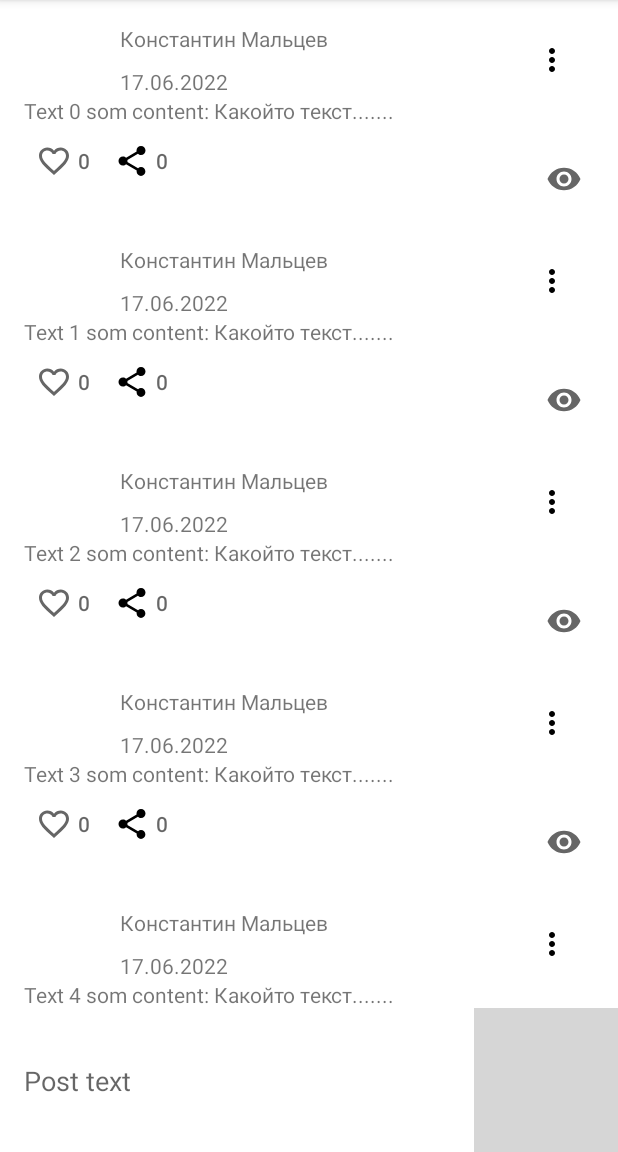
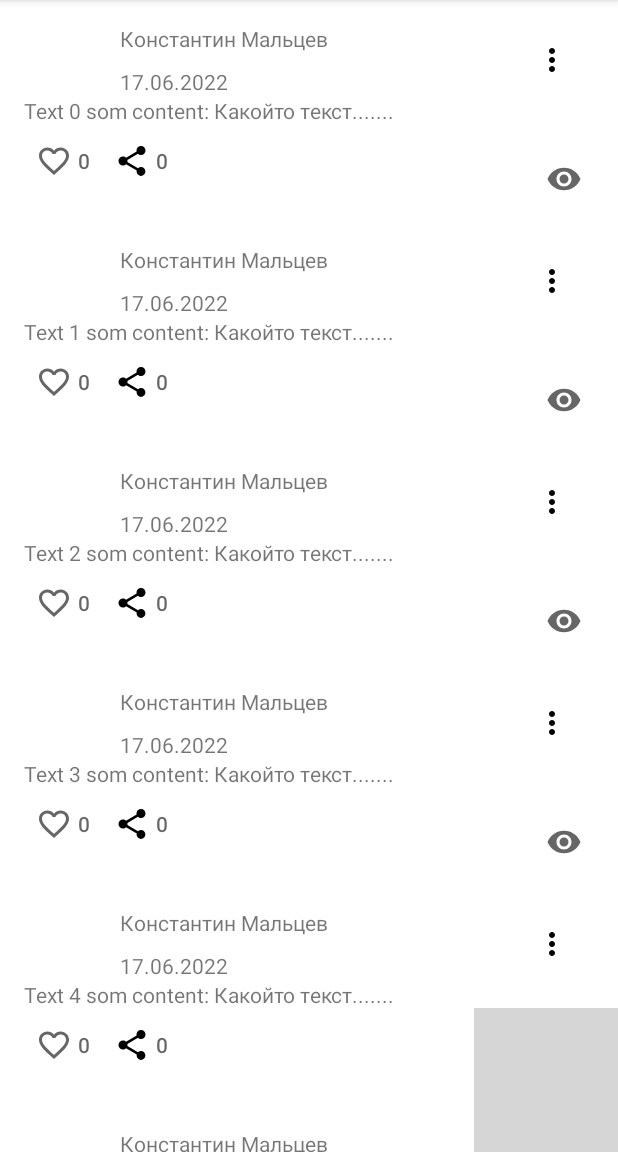
Before and after one commit to KonstantinMaltcev/NMediaNew, an Android app: the screen it shows after launch (MainActivity), on a phone screen of 412 x 824 dp, the part 84-1236 px from its top. Run offline under Robolectric (Android 15) with nearby library versions, the phone set to English and light mode, and no system bars; grey boxes are pictures that could not be loaded.

Commit message:
Fist commit

```diff
--- a/app/src/main/java/ru/netology/nmedia/MainActivity.kt
+++ /dev/null
@@ -1,54 +0,0 @@
-package ru.netology.nmedia
-
-import android.os.Build
-import android.os.Bundle
-import androidx.activity.viewModels
-import androidx.annotation.RequiresApi
-import androidx.appcompat.app.AppCompatActivity
-import ru.netology.nmedia.adapter.PostsAdapter
-import ru.netology.nmedia.databinding.ActivityMainBinding
-import ru.netology.nmedia.utils.hideKeyboard
-import ru.netology.nmedia.utils.showKeyboard
-import ru.netology.nmedia.viewModel.PostViewModel
-
-class MainActivity : AppCompatActivity() {
-
-    private val viewModel by viewModels<PostViewModel>()
-
-    @RequiresApi(Build.VERSION_CODES.N)
-    override fun onCreate(savedInstanceState: Bundle?) {
-        super.onCreate(savedInstanceState)
-        setContentView(R.layout.activity_main)
-
-        val binding = ActivityMainBinding.inflate(layoutInflater)
-        setContentView(binding.root)
-
-        val adapter = PostsAdapter(viewModel)
-        binding.list.adapter = adapter
-
-        viewModel.data.observe(this) { posts ->
-            posts.map {
-                adapter.submitList(posts)
-            }
-        }
-        binding.save.setOnClickListener {
-            with(binding.content) {
-                val content = text.toString()
-                viewModel.onSaveButtonClicked(content)
-            }
-        }
-        viewModel.currentPost.observe(this) { currentPost ->
-            with(binding.content) {
-                val content = currentPost?.content
-                setText(content)
-                if (content != null) {
-                    requestFocus()
-                    showKeyboard()
-                } else {
-                    clearFocus()
-                    hideKeyboard()
-                }
-            }
-        }
-    }
-}
--- /dev/null
+++ b/app/src/main/java/ru/netology/nmedia/activity/MainActivity.kt
@@ -0,0 +1,70 @@
+package ru.netology.nmedia.activity
+
+import android.content.Intent
+import android.os.Bundle
+import androidx.activity.viewModels
+import androidx.appcompat.app.AppCompatActivity
+import ru.netology.nmedia.R
+import ru.netology.nmedia.adapter.PostsAdapter
+import ru.netology.nmedia.databinding.ActivityMainBinding
+import ru.netology.nmedia.viewModel.PostViewModel
+
+class MainActivity : AppCompatActivity() {
+
+    private val viewModel by viewModels<PostViewModel>()
+
+
+    override fun onCreate(savedInstanceState: Bundle?) {
+        super.onCreate(savedInstanceState)
+        setContentView(R.layout.activity_main)
+
+        val binding = ActivityMainBinding.inflate(layoutInflater)
+        setContentView(binding.root)
+
+        val adapter = PostsAdapter(viewModel)
+        binding.list.adapter = adapter
+
+        viewModel.data.observe(this) { posts ->
+            posts.map {
+                adapter.submitList(posts)
+            }
+        }
+//        binding.save.setOnClickListener {
+//            with(binding.content) {
+//                val content = text.toString()
+//                viewModel.onSaveButtonClicked(content)
+//            }
+//        }
+//        viewModel.currentPost.observe(this) { currentPost ->
+//            with(binding.content) {
+//                val content = currentPost?.content
+//                setText(content)
+//                if (content != null) {
+//                    requestFocus()
+//                    showKeyboard()
+//                } else {
+//                    clearFocus()
+//                    hideKeyboard()
+//                }
+//            }
+//        }
+        viewModel.sharePostContent.observe(this) { post ->
+            val intent = Intent().apply {
+                action = Intent.ACTION_SEND
+                putExtra(Intent.EXTRA_TEXT, post.content)
+                type = "text/plain"
+            }
+            val shareIntent = Intent.createChooser(intent, getString(R.string.chooser_share_post))
+            startActivity(shareIntent)
+        }
+
+        val activityLauncher = registerForActivityResult(PostResultContract())
+        { postContent: String? ->
+            postContent?.let(viewModel::onSaveButtonClicked)
+        }
+        binding.save.setOnClickListener {
+
+            activityLauncher.launch(Unit)
+        }
+    }
+}
--- a/app/src/main/java/ru/netology/nmedia/adapter/PostsAdapter.kt
+++ b/app/src/main/java/ru/netology/nmedia/adapter/PostsAdapter.kt
@@ -48,6 +48,7 @@ class PostsAdapter(
                 listener.onLikeClicked(post)
             }
             binding.menu.setOnClickListener { popupMenu.show() }
+            binding.share.setOnClickListener { listener.onShareClicked(post) }
         }
 
         private val popupMenu by lazy {
@@ -59,7 +60,7 @@ class PostsAdapter(
                             listener.onRemoveClicked(post)
                             true
                         }
-                        R.id.edit -> {
+                        R.id.edit_post -> {
                             listener.onEditClicked(post)
                             true
                         }
--- a/app/src/main/java/ru/netology/nmedia/data/implementation/InMemoryPostRepository.kt
+++ b/app/src/main/java/ru/netology/nmedia/data/implementation/InMemoryPostRepository.kt
@@ -44,7 +44,7 @@ class InMemoryPostRepository : PostRepository {
         data.value = posts.map {
             if (it.id != id) it else {
                 it.copy(
-                    shares = countShareByMe(it.shares)
+                    shares = it.shares + 1
                 )
             }
         }
@@ -77,8 +77,6 @@ class InMemoryPostRepository : PostRepository {
     private fun countLikeByMe(liked: Boolean, like: Int) =
         if (liked) like - 1 else like + 1
 
-    private fun countShareByMe(share: Int) = share + 1
-
     private companion object {
         const val GENERATED_AMOUNT_POST = 1000
     }
--- /dev/null
+++ b/app/src/main/java/ru/netology/nmedia/utils/SingleLiveEvent.kt
@@ -0,0 +1,68 @@
+package ru.netology.nmedia.utils
+
+/*
+ *  Copyright 2017 Google Inc.
+ *
+ *  Licensed under the Apache License, Version 2.0 (the "License");
+ *  you may not use this file except in compliance with the License.
+ *  You may obtain a copy of the License at
+ *
+ *      http://www.apache.org/licenses/LICENSE-2.0
+ *
+ *  Unless required by applicable law or agreed to in writing, software
+ *  distributed under the License is distributed on an "AS IS" BASIS,
+ *  WITHOUT WARRANTIES OR CONDITIONS OF ANY KIND, either express or implied.
+ *  See the License for the specific language governing permissions and
+ *  limitations under the License.
+ */
+
+import android.util.Log
+import androidx.annotation.MainThread
+import androidx.lifecycle.LifecycleOwner
+import androidx.lifecycle.MutableLiveData
+import androidx.lifecycle.Observer
+import java.util.concurrent.atomic.AtomicBoolean
+
+/**
+ * A lifecycle-aware observable that sends only new updates after subscription, used for events like
+ * navigation and Snackbar messages.
+ *
+ *
+ * This avoids a common problem with events: on configuration change (like rotation) an update
+ * can be emitted if the observer is active. This LiveData only calls the observable if there's an
+ * explicit call to setValue() or call().
+ *
+ *
+ * Note that only one observer is going to be notified of changes.
+ */
+class SingleLiveEvent<T> : MutableLiveData<T>() {
+    private val pending = AtomicBoolean(false)
+    @MainThread
+    override fun observe(owner: LifecycleOwner, observer: Observer<in T>) {
+        if (hasActiveObservers()) {
+            Log.w(TAG, "Multiple observers registered but only one will be notified of changes.")
+        }
+        // Observe the internal MutableLiveData
+        super.observe(owner, Observer { t ->
+            if (pending.compareAndSet(true, false)) {
+                observer.onChanged(t)
+            }
+        })
+    }
+
+    @MainThread
+    override fun setValue(t: T?) {
+        pending.set(true)
+        super.setValue(t)
+    }
+    /**
+     * Used for cases where T is Void, to make calls cleaner.
+     */
+    @MainThread
+    fun call() {
+        value = null
+    }
+    companion object {
+        private val TAG = "SingleLiveEvent"
+    }
+}
--- a/app/src/main/java/ru/netology/nmedia/viewModel/PostViewModel.kt
+++ b/app/src/main/java/ru/netology/nmedia/viewModel/PostViewModel.kt
@@ -6,13 +6,15 @@ import ru.netology.nmedia.adapter.PostInteractionListener
 import ru.netology.nmedia.data.PostRepository
 import ru.netology.nmedia.data.implementation.InMemoryPostRepository
 import ru.netology.nmedia.dto.Post
+import ru.netology.nmedia.utils.SingleLiveEvent
 
 class PostViewModel : ViewModel(), PostInteractionListener {
 
     private val repository: PostRepository = InMemoryPostRepository()
 
-    val data get() = repository.data
+    val data by repository::data
 
+    val sharePostContent = SingleLiveEvent<Post>()
 
     val currentPost = MutableLiveData<Post?>(/*value*/null)
 
@@ -31,11 +33,15 @@ class PostViewModel : ViewModel(), PostInteractionListener {
         currentPost.value = null
     }
 
+    override fun onShareClicked(post: Post) {
+        sharePostContent.value = post
+        repository.shareById(post.id)
+    }
+
     // region PostInteractionListener
 
     override fun onLikeClicked(post: Post) = repository.likeById(post.id)
 
-    override fun onShareClicked(post: Post) = repository.shareById(post.id)
 
     override fun onRemoveClicked(post: Post) = repository.removeById(post.id)
 
--- /dev/null
+++ b/app/src/main/res/drawable/ic_ok_24dp.xml
@@ -0,0 +1,5 @@
+<vector android:height="24dp" android:tint="#FFFFFF"
+    android:viewportHeight="24" android:viewportWidth="24"
+    android:width="24dp" xmlns:android="http://schemas.android.com/apk/res/android">
+    <path android:fillColor="@android:color/white" android:pathData="M9,16.17L4.83,12l-1.42,1.41L9,19 21,7l-1.41,-1.41z"/>
+</vector>
--- a/app/src/main/res/layout/activity_main.xml
+++ b/app/src/main/res/layout/activity_main.xml
@@ -5,39 +5,19 @@
     android:layout_width="match_parent"
     android:layout_height="match_parent"
     android:filterTouchesWhenObscured="true"
-    tools:context="MainActivity">
+    tools:context=".activity.MainActivity">
 
     <androidx.recyclerview.widget.RecyclerView
         android:id="@+id/list"
         android:layout_width="match_parent"
         android:layout_height="0dp"
         app:layoutManager="androidx.recyclerview.widget.LinearLayoutManager"
-        app:layout_constraintBottom_toTopOf="@id/toolsTopBarrier"
         app:layout_constraintTop_toTopOf="parent"
+        app:layout_constraintVertical_bias="1.0"
+        tools:layout_editor_absoluteX="0dp"
         tools:listitem="@layout/post" />
 
-    <androidx.constraintlayout.widget.Barrier
-        android:id="@+id/toolsTopBarrier"
-        android:layout_width="wrap_content"
-        android:layout_height="wrap_content"
-        app:barrierDirection="top"
-        app:constraint_referenced_ids="content,save" />
-
-    <EditText
-        android:id="@+id/content"
-        android:layout_width="0dp"
-        android:layout_height="wrap_content"
-        android:background="@android:color/transparent"
-        android:hint="@string/post_text"
-        android:importantForAutofill="no"
-        android:inputType="textMultiLine"
-        android:padding="@dimen/common_spacing"
-        app:layout_constraintBottom_toBottomOf="parent"
-        app:layout_constraintEnd_toStartOf="@id/save"
-        app:layout_constraintStart_toStartOf="parent"
-        app:layout_constraintTop_toTopOf="@id/toolsTopBarrier" />
-
-    <ImageButton
+      <ImageButton
         android:id="@+id/save"
         android:layout_width="wrap_content"
         android:layout_height="wrap_content"
@@ -46,6 +26,6 @@
         android:contentDescription="@string/description_post_like"
         app:layout_constraintBottom_toBottomOf="parent"
         app:layout_constraintEnd_toEndOf="parent"
-        app:layout_constraintStart_toEndOf="@id/content"
+
         app:srcCompat="@drawable/ic_save_48" />
 </androidx.constraintlayout.widget.ConstraintLayout>
--- a/app/src/main/res/menu/options_post.xml
+++ b/app/src/main/res/menu/options_post.xml
@@ -4,6 +4,6 @@
         android:id="@+id/remove"
         android:title="@string/remove" />
     <item
-        android:id="@+id/edit"
+        android:id="@+id/edit_post"
         android:title="@string/edit"/>
 </menu>
--- a/app/src/main/res/values/strings.xml
+++ b/app/src/main/res/values/strings.xml
@@ -8,4 +8,8 @@
     <string name="post_text">Post text</string>
     <string name="edit">Edit</string>
     <string name="cancel_edit">cancel edit</string>
+    <string name="chooser_share_post">Share post</string>
+    <string name="description_post_save">Save new post</string>
+    <string name="text_is_blank">Incoming text is empty </string>
+    <string name="unknown_type" >Incoming type is unknown</string>
 </resources>
--- a/build.gradle
+++ b/build.gradle
@@ -2,7 +2,7 @@
 plugins {
     id 'com.android.application' version '7.1.3' apply false
     id 'com.android.library' version '7.1.3' apply false
-    id 'org.jetbrains.kotlin.android' version '1.5.30' apply false
+    id 'org.jetbrains.kotlin.android' version '1.6.21' apply false
 }
 
 
```
Also changed, not shown: app/build.gradle (+40 -8 lines), app/src/main/AndroidManifest.xml (+20 -1 lines), app/src/main/java/ru/netology/nmedia/activity/PostActivity.kt (added, +40 -0 lines), app/src/main/java/ru/netology/nmedia/activity/PostResultContract.kt (added, +19 -0 lines), app/src/main/java/ru/netology/nmedia/activity/ShareActivity.kt (added, +37 -0 lines), app/src/main/res/layout/activity_post.xml (added, +35 -0 lines), app/src/main/res/layout/activity_share.xml (added, +34 -0 lines), 1 other file.
